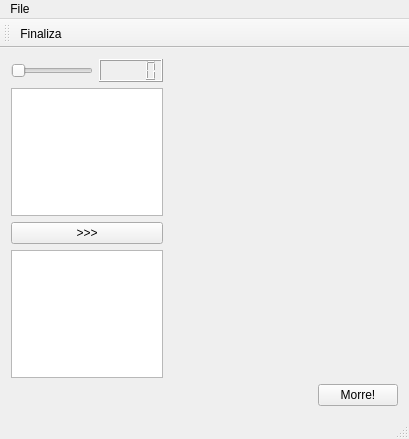
Old version of the form helloqt/mainwindow.ui in the repository agostinhobritojr/dca1202.
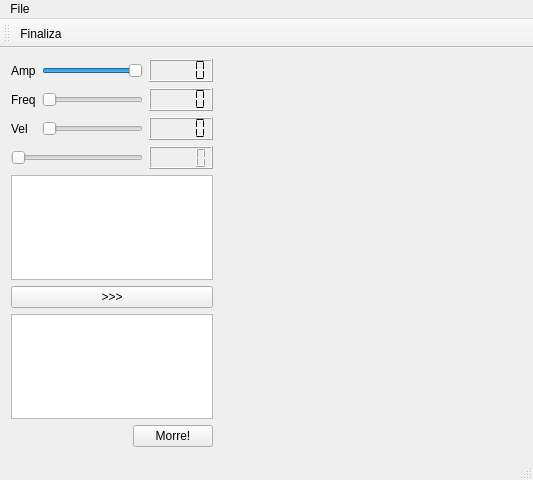
New version of the form. Icons and pictures are not drawn. Custom widgets are drawn as their Qt base class.

What changed in the file:
```diff
--- a/helloqt/mainwindow.ui
+++ b/helloqt/mainwindow.ui
@@ -6,17 +6,87 @@
    <rect>
     <x>0</x>
     <y>0</y>
-    <width>409</width>
-    <height>439</height>
+    <width>533</width>
+    <height>480</height>
    </rect>
   </property>
   <property name="windowTitle">
    <string>MainWindow</string>
   </property>
   <widget class="QWidget" name="centralWidget">
-   <layout class="QVBoxLayout" name="verticalLayout_3">
+   <layout class="QHBoxLayout" name="horizontalLayout_2" stretch="40,60">
     <item>
-     <layout class="QHBoxLayout" name="horizontalLayout_2" stretch="40,60">
+     <layout class="QVBoxLayout" name="verticalLayout_3">
+      <item>
+       <layout class="QGridLayout" name="gridLayout">
+        <item row="0" column="0">
+         <widget class="QLabel" name="label">
+          <property name="text">
+           <string>Amp</string>
+          </property>
+         </widget>
+        </item>
+        <item row="0" column="1">
+         <widget class="QSlider" name="horizontalSliderAmp">
+          <property name="value">
+           <number>99</number>
+          </property>
+          <property name="orientation">
+           <enum>Qt::Horizontal</enum>
+          </property>
+         </widget>
+        </item>
+        <item row="0" column="2">
+         <widget class="QLCDNumber" name="lcdNumber_2">
+          <property name="segmentStyle">
+           <enum>QLCDNumber::Flat</enum>
+          </property>
+         </widget>
+        </item>
+        <item row="1" column="0">
+         <widget class="QLabel" name="label_2">
+          <property name="text">
+           <string>Freq</string>
+          </property>
+         </widget>
+        </item>
+        <item row="1" column="1">
+         <widget class="QSlider" name="horizontalSliderFreq">
+          <property name="orientation">
+           <enum>Qt::Horizontal</enum>
+          </property>
+         </widget>
+        </item>
+        <item row="1" column="2">
+         <widget class="QLCDNumber" name="lcdNumber_3">
+          <property name="segmentStyle">
+           <enum>QLCDNumber::Flat</enum>
+          </property>
+         </widget>
+        </item>
+        <item row="2" column="0">
+         <widget class="QLabel" name="label_3">
+          <property name="text">
+           <string>Vel</string>
+          </property>
+         </widget>
+        </item>
+        <item row="2" column="1">
+         <widget class="QSlider" name="horizontalSliderVel">
+          <property name="orientation">
+           <enum>Qt::Horizontal</enum>
+          </property>
+         </widget>
+        </item>
+        <item row="2" column="2">
+         <widget class="QLCDNumber" name="lcdNumber_4">
+          <property name="segmentStyle">
+           <enum>QLCDNumber::Flat</enum>
+          </property>
+         </widget>
+        </item>
+       </layout>
+      </item>
       <item>
        <layout class="QVBoxLayout" name="verticalLayout_2">
         <item>
@@ -53,33 +123,33 @@
        </layout>
       </item>
       <item>
-       <widget class="Plotter" name="widget" native="true"/>
+       <layout class="QHBoxLayout" name="horizontalLayout_3">
+        <item>
+         <spacer name="horizontalSpacer">
+          <property name="orientation">
+           <enum>Qt::Horizontal</enum>
+          </property>
+          <property name="sizeHint" stdset="0">
+           <size>
+            <width>40</width>
+            <height>20</height>
+           </size>
+          </property>
+         </spacer>
+        </item>
+        <item>
+         <widget class="QPushButton" name="pushButton">
+          <property name="text">
+           <string>Morre!</string>
+          </property>
+         </widget>
+        </item>
+       </layout>
       </item>
      </layout>
     </item>
     <item>
-     <layout class="QHBoxLayout" name="horizontalLayout_3">
-      <item>
-       <spacer name="horizontalSpacer">
-        <property name="orientation">
-         <enum>Qt::Horizontal</enum>
-        </property>
-        <property name="sizeHint" stdset="0">
-         <size>
-          <width>40</width>
-          <height>20</height>
-         </size>
-        </property>
-       </spacer>
-      </item>
-      <item>
-       <widget class="QPushButton" name="pushButton">
-        <property name="text">
-         <string>Morre!</string>
-        </property>
-       </widget>
-      </item>
-     </layout>
+     <widget class="Plotter" name="widgetPlotter" native="true"/>
     </item>
    </layout>
   </widget>
@@ -88,7 +158,7 @@
     <rect>
      <x>0</x>
      <y>0</y>
-     <width>409</width>
+     <width>533</width>
      <height>22</height>
     </rect>
    </property>
```
Left out of the diff: 56 changed lines with no effect on the pictures.
